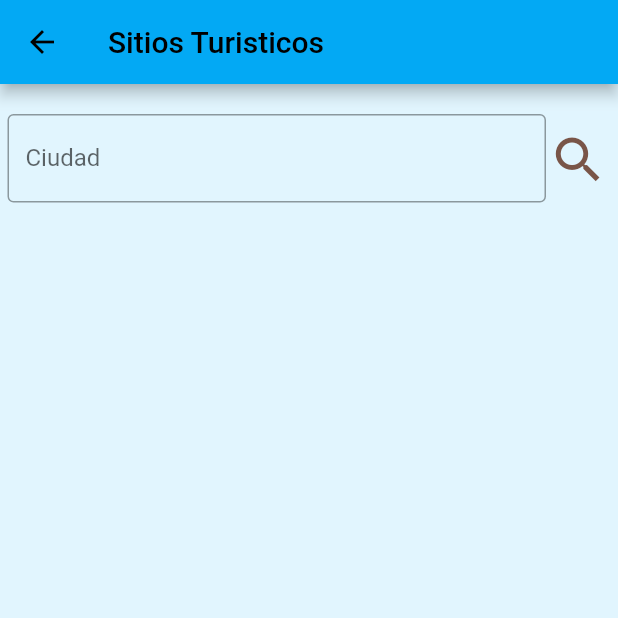
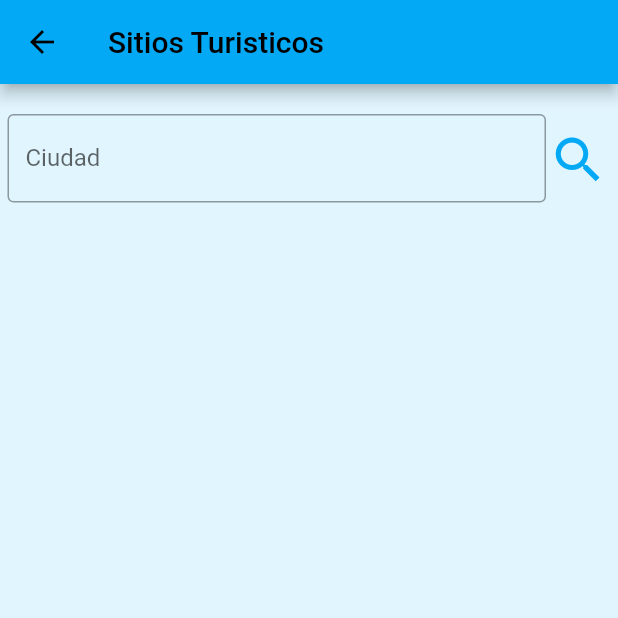
Before and after one commit to MobileDevelopersMisionTIC/MobileApp, a Flutter app: the PointOfInterest screen opened directly, after a tap on the "search" icon, on a phone screen of 412 x 824 dp, the top half of it. Run offline on Flutter 3.47's test engine with Material 2 defaults, Android fonts, the phone set to English and light mode, and no system bars; our stand-ins replace cloud_firestore, firebase_auth, firebase_core, font_awesome_flutter; accounts and stored records are empty.

Commit message:
Busqueda Ciudad

```diff
--- a/lib/pages/poi_page.dart
+++ b/lib/pages/poi_page.dart
@@ -48,7 +48,9 @@ class _PointOfInterestState extends State<PointOfInterest> {
     idDoc.clear();
     pois.clear();
     String id = "";
-
+    if (buscar.text.isEmpty) {
+      getPoi();
+    } else {
       QuerySnapshot poiCiudad = await FirebaseFirestore.instance
           .collection("LugarTuristico")
           .where("ciudad", isEqualTo: buscar.text)
@@ -68,9 +70,6 @@ class _PointOfInterestState extends State<PointOfInterest> {
           }
         }
       });
-
-    if (buscar.text.isEmpty) {
-      getPoi();
     }
   }
 
@@ -105,7 +104,7 @@ class _PointOfInterestState extends State<PointOfInterest> {
                   icon: const Icon(
                     Icons.search,
                     size: 40,
-                    color: Colors.brown,
+                    color: Colors.lightBlue,
                   ))
             ],
           ),
```
Lines whose indentation alone changed are shown as unchanged.
